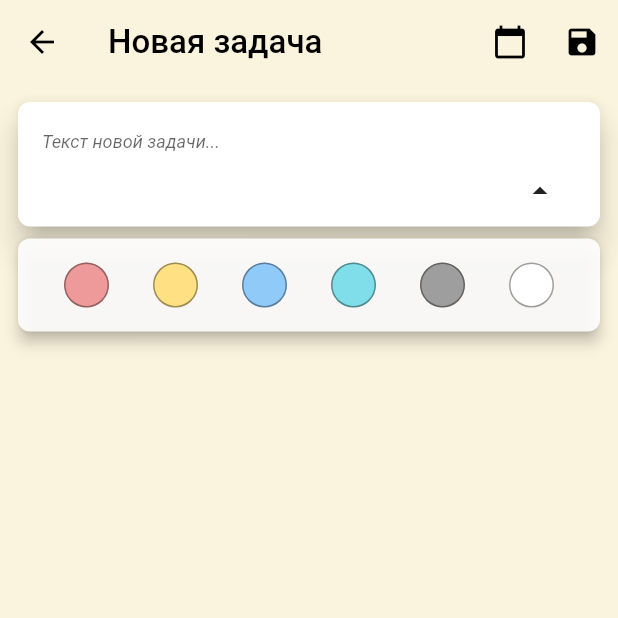
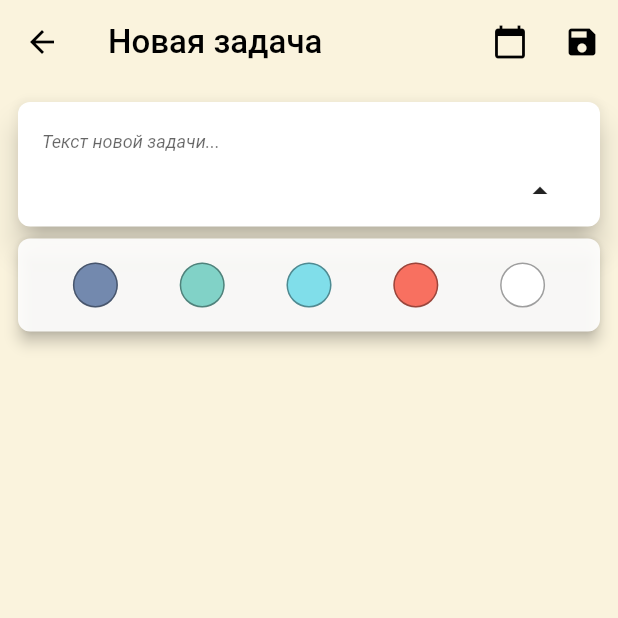
Before and after one commit to Graaggas/UltimateTask, a Flutter app: the AddTaskPage screen opened directly, after a tap on the "arrow drop down" icon, on a phone screen of 412 x 824 dp, the top half of it. Run offline on Flutter 3.47's test engine with Material 2 defaults, Android fonts, the phone set to English and light mode, and no system bars; our stand-ins replace cloud_firestore, firebase_auth, firebase_core, flash, flutter_svg, google_fonts and 3 more; accounts and stored records are empty; generated files the repository leaves out were written again; Roboto replaces fonts that are missing (Alice).

```diff
--- a/lib/screens/home_screen/tasks/add_task_page.dart
+++ b/lib/screens/home_screen/tasks/add_task_page.dart
@@ -253,11 +253,10 @@ class _AddTaskPageState extends State<AddTaskPage> {
       mainAxisAlignment: MainAxisAlignment.center,
       crossAxisAlignment: CrossAxisAlignment.center,
       children: <Widget>[
-        buildExpandedCircleColor(Colors.red[200]),
-        buildExpandedCircleColor(Colors.amber[200]),
-        buildExpandedCircleColor(Colors.blue[200]),
+        buildExpandedCircleColor(Color(0xFF7389AE)),
+        buildExpandedCircleColor(Color(0xFF81D2C7)),
         buildExpandedCircleColor(Colors.cyan[200]),
-        buildExpandedCircleColor(Colors.grey),
+        buildExpandedCircleColor(Color(0xFFF87060)),
         buildExpandedCircleColor(Colors.white),
       ],
     );
--- a/pubspec.yaml
+++ b/pubspec.yaml
@@ -38,6 +38,7 @@ dependencies:
   hive_flutter: ^0.3.1
   path_provider: ^1.6.27
   rflutter_alert: ^1.1.0
+
 
 
 
```
Also changed, not shown: lib/misc/show_message.dart (+8 -5 lines), lib/screens/home_screen/tasks/tasks_page.dart (+8 -3 lines).
